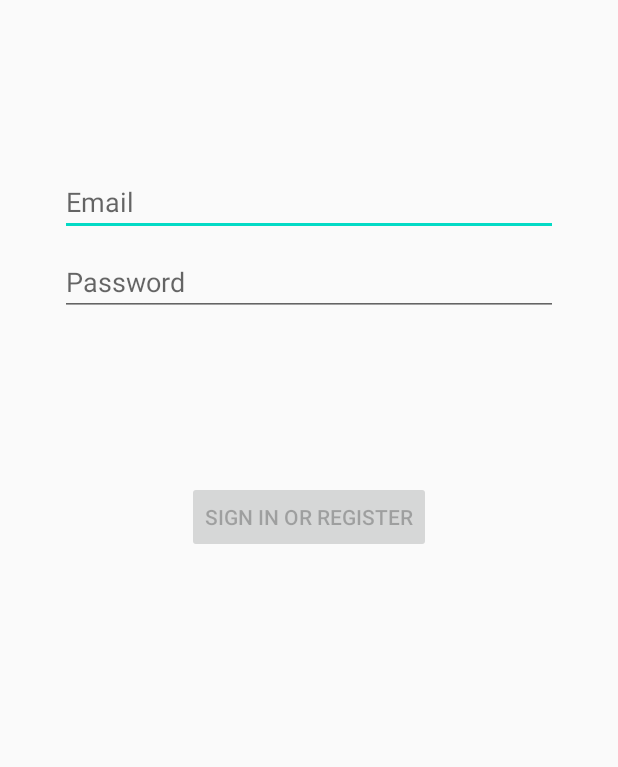
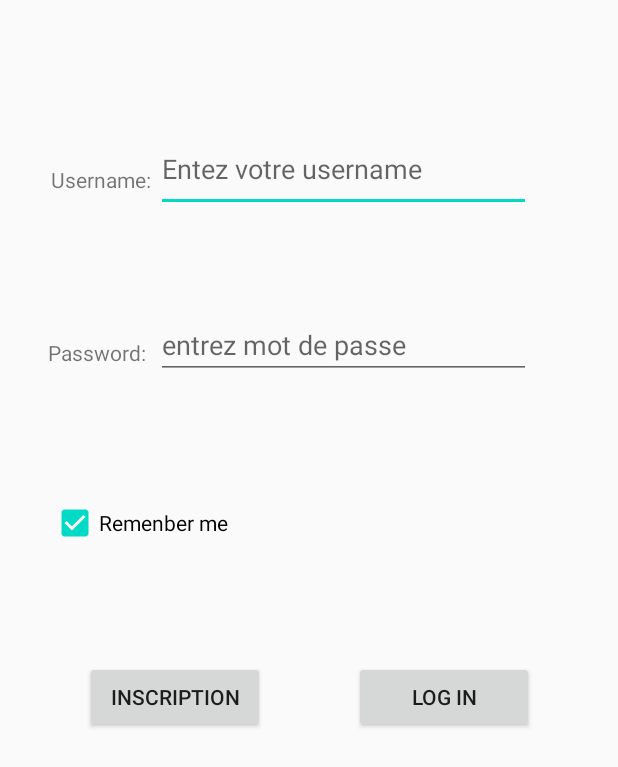
Before and after one commit to garyA2C/MyApplication3, an Android app: the layout activity_login.xml on its own in the app's theme, with its tools: preview values and no code run, on a phone screen of 412 x 824 dp. Shown: the top 767 px of the screen. Run offline under Robolectric (Android 15) with nearby library versions, the phone set to English and light mode, and no system bars.

Commit message:
ajoute login

```diff
--- a/app/src/main/res/layout/activity_login.xml
+++ b/app/src/main/res/layout/activity_login.xml
@@ -2,77 +2,89 @@
 <androidx.constraintlayout.widget.ConstraintLayout xmlns:android="http://schemas.android.com/apk/res/android"
     xmlns:app="http://schemas.android.com/apk/res-auto"
     xmlns:tools="http://schemas.android.com/tools"
-    android:id="@+id/container"
     android:layout_width="match_parent"
     android:layout_height="match_parent"
-    android:paddingLeft="@dimen/activity_horizontal_margin"
-    android:paddingTop="@dimen/activity_vertical_margin"
-    android:paddingRight="@dimen/activity_horizontal_margin"
-    android:paddingBottom="@dimen/activity_vertical_margin"
-    tools:context=".ui.login.LoginActivity">
+    tools:context=".Login">
 
     <EditText
-        android:id="@+id/username"
-        android:layout_width="0dp"
+        android:id="@+id/email"
+        android:layout_width="250dp"
+        android:layout_height="57dp"
+        android:layout_marginTop="84dp"
+        android:ems="10"
+        android:hint="Entez votre username"
+        android:inputType="textEmailAddress"
+        android:maxLines="1"
+        app:layout_constraintStart_toEndOf="@+id/Password"
+        app:layout_constraintTop_toTopOf="parent" />
+
+    <Button
+        android:id="@+id/inscription"
+        android:layout_width="120dp"
         android:layout_height="wrap_content"
-        android:layout_marginStart="24dp"
-        android:layout_marginTop="96dp"
-        android:layout_marginEnd="24dp"
-        android:autofillHints="@string/prompt_email"
-        android:hint="@string/prompt_email"
-        android:inputType="textEmailAddress"
-        android:selectAllOnFocus="true"
-        app:layout_constraintEnd_toEndOf="parent"
+
+        android:layout_marginTop="76dp"
+        android:text="Inscription"
+        app:layout_constraintEnd_toStartOf="@+id/confirmer"
+        app:layout_constraintHorizontal_bias="0.486"
         app:layout_constraintStart_toStartOf="parent"
-        app:layout_constraintTop_toTopOf="parent" />
+        app:layout_constraintTop_toBottomOf="@+id/rembme" />
 
     <EditText
         android:id="@+id/password"
-        android:layout_width="0dp"
-        android:layout_height="wrap_content"
-        android:layout_marginStart="24dp"
-        android:layout_marginTop="8dp"
-        android:layout_marginEnd="24dp"
-        android:autofillHints="@string/prompt_password"
-        android:hint="@string/prompt_password"
-        android:imeActionLabel="@string/action_sign_in_short"
-        android:imeOptions="actionDone"
+        android:layout_width="250dp"
+        android:layout_height="43dp"
+        android:layout_marginStart="104dp"
+        android:layout_marginTop="68dp"
+        android:ems="10"
+        android:hint="entrez mot de passe"
         android:inputType="textPassword"
-        android:selectAllOnFocus="true"
-        app:layout_constraintEnd_toEndOf="parent"
+        android:maxLines="1"
         app:layout_constraintStart_toStartOf="parent"
-        app:layout_constraintTop_toBottomOf="@+id/username" />
+        app:layout_constraintTop_toBottomOf="@+id/email" />
 
     <Button
-        android:id="@+id/login"
+        android:id="@+id/confirmer"
+        android:layout_width="120dp"
+        android:layout_height="wrap_content"
+        android:layout_marginEnd="56dp"
+        android:text="Log in"
+        app:layout_constraintBottom_toBottomOf="@+id/inscription"
+        app:layout_constraintEnd_toEndOf="parent" />
+
+    <TextView
+        android:id="@+id/Password"
         android:layout_width="wrap_content"
         android:layout_height="wrap_content"
-        android:layout_gravity="start"
-        android:layout_marginStart="48dp"
-        android:layout_marginTop="16dp"
-        android:layout_marginEnd="48dp"
-        android:layout_marginBottom="64dp"
-        android:enabled="false"
-        android:text="@string/action_sign_in"
-        app:layout_constraintBottom_toBottomOf="parent"
-        app:layout_constraintEnd_toEndOf="parent"
-        app:layout_constraintStart_toStartOf="parent"
-        app:layout_constraintTop_toBottomOf="@+id/password"
-        app:layout_constraintVertical_bias="0.2" />
+        android:layout_marginBottom="8dp"
+        android:text="Password:  "
+        app:layout_constraintBottom_toBottomOf="@+id/password"
+        app:layout_constraintEnd_toStartOf="@+id/password" />
 
-    <ProgressBar
-        android:id="@+id/loading"
+    <CheckBox
+        android:id="@+id/rembme"
         android:layout_width="wrap_content"
         android:layout_height="wrap_content"
-        android:layout_gravity="center"
-        android:layout_marginStart="32dp"
-        android:layout_marginTop="64dp"
-        android:layout_marginEnd="32dp"
-        android:layout_marginBottom="64dp"
-        android:visibility="gone"
-        app:layout_constraintBottom_toBottomOf="parent"
-        app:layout_constraintEnd_toEndOf="@+id/password"
-        app:layout_constraintStart_toStartOf="@+id/password"
-        app:layout_constraintTop_toTopOf="parent"
-        app:layout_constraintVertical_bias="0.3" />
+        android:layout_marginTop="80dp"
+        android:text="Remenber me"
+        android:checked="true"
+        app:layout_constraintStart_toStartOf="@+id/Email"
+        app:layout_constraintTop_toBottomOf="@+id/password" />
+
+    <TextView
+        android:id="@+id/Email"
+        android:layout_width="wrap_content"
+        android:layout_height="wrap_content"
+        android:layout_marginBottom="12dp"
+        android:text="Username: "
+        app:layout_constraintBottom_toBottomOf="@+id/email"
+        app:layout_constraintEnd_toStartOf="@+id/email" />
+
+    <androidx.constraintlayout.widget.Barrier
+        android:layout_width="wrap_content"
+        android:layout_height="wrap_content"
+        android:id="@+id/barrier1"
+        app:barrierDirection="right"
+        app:constraint_referenced_ids="Email, Password"/>
+
 </androidx.constraintlayout.widget.ConstraintLayout>
--- a/build.gradle
+++ b/build.gradle
@@ -8,7 +8,7 @@ buildscript {
 
     }
     dependencies {
-        classpath 'com.android.tools.build:gradle:3.6.1'
+        classpath 'com.android.tools.build:gradle:3.6.3'
         classpath "org.jetbrains.kotlin:kotlin-gradle-plugin:$kotlin_version"
 
         // NOTE: Do not place your application dependencies here; they belong
```
Also changed, not shown: app/src/main/AndroidManifest.xml (+15 -0 lines), app/src/main/java/com/example/myapplication/HttpUtils.java (added, +80 -0 lines), app/src/main/java/com/example/myapplication/Inscription.java (added, +111 -0 lines), app/src/main/java/com/example/myapplication/Login.java (added, +133 -0 lines), app/src/main/java/com/example/myapplication/MainActivity.java (+39 -19 lines), app/src/main/java/com/example/myapplication/MyView.java (added, +51 -0 lines), app/src/main/java/com/example/myapplication/PermissionUtils.java (added, +20 -0 lines), app/src/main/res/layout/activity_inscription.xml (added, +136 -0 lines), app/src/main/res/xml/network_security_config.xml (added, +11 -0 lines).
